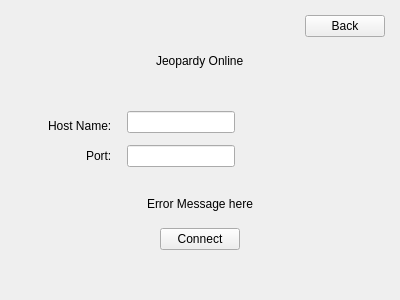
This is Jeopardy/connectonlinewidget.ui in Belgiumboy123/Jeopardy as Qt 5 draws it before an edit. The edited form follows.
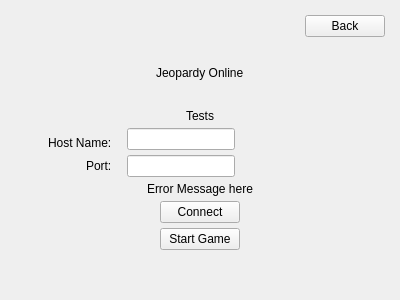
This is the edited form.

Commit message: Add the other two UI states to connect online widget.

Diff of the .ui file:
```diff
--- a/Jeopardy/connectonlinewidget.ui
+++ b/Jeopardy/connectonlinewidget.ui
@@ -50,6 +50,37 @@
     </widget>
    </item>
    <item>
+    <widget class="QWidget" name="widget" native="true">
+     <layout class="QVBoxLayout" name="verticalLayout_2">
+      <property name="spacing">
+       <number>5</number>
+      </property>
+      <property name="leftMargin">
+       <number>0</number>
+      </property>
+      <property name="topMargin">
+       <number>0</number>
+      </property>
+      <property name="rightMargin">
+       <number>0</number>
+      </property>
+      <property name="bottomMargin">
+       <number>0</number>
+      </property>
+      <item alignment="Qt::AlignHCenter">
+       <widget class="QLabel" name="headerLabel">
+        <property name="sizePolicy">
+         <sizepolicy hsizetype="Fixed" vsizetype="Fixed">
+          <horstretch>0</horstretch>
+          <verstretch>0</verstretch>
+         </sizepolicy>
+        </property>
+        <property name="text">
+         <string>Tests</string>
+        </property>
+       </widget>
+      </item>
+      <item>
     <widget class="QWidget" name="hostnameWidget" native="true">
      <layout class="QHBoxLayout" name="horizontalLayout">
       <property name="spacing">
@@ -155,6 +186,22 @@
      <property name="text">
       <string>Connect</string>
      </property>
+       </widget>
+      </item>
+      <item alignment="Qt::AlignHCenter">
+       <widget class="QPushButton" name="startGameButton">
+        <property name="sizePolicy">
+         <sizepolicy hsizetype="Fixed" vsizetype="Fixed">
+          <horstretch>0</horstretch>
+          <verstretch>0</verstretch>
+         </sizepolicy>
+        </property>
+        <property name="text">
+         <string>Start Game</string>
+        </property>
+       </widget>
+      </item>
+     </layout>
     </widget>
    </item>
   </layout>
```
Lines whose indentation alone changed are shown as unchanged. The commit also changes 3 other files.
